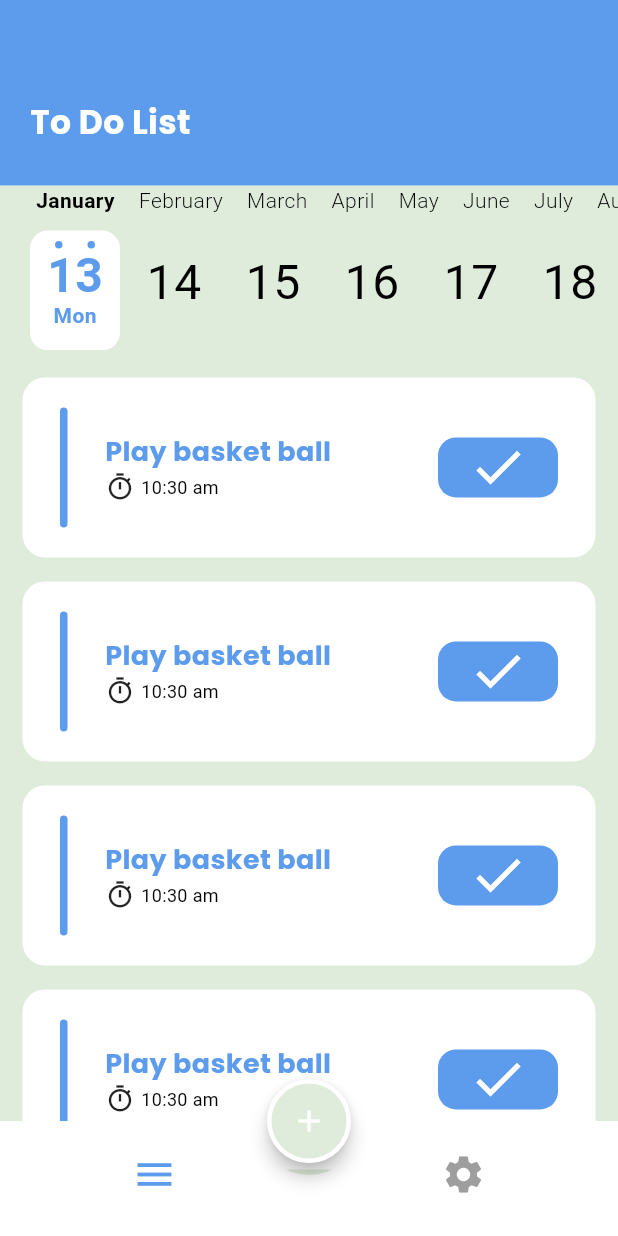
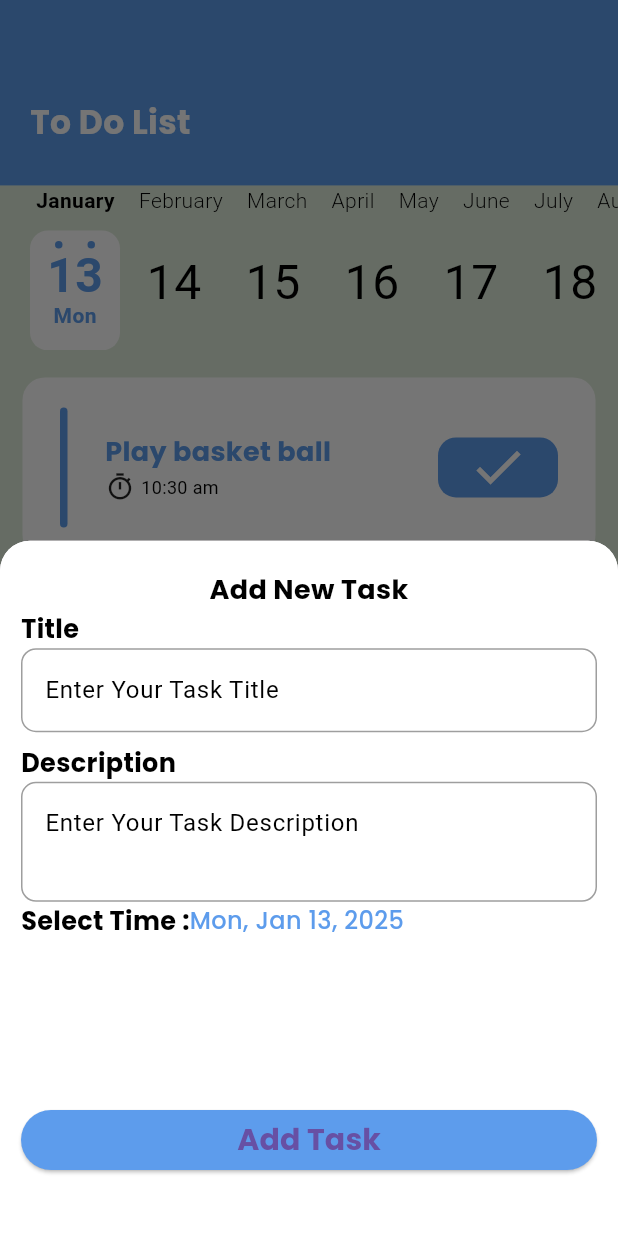
Before and after one commit to basmalahesham/todo-app, a Flutter app: the screen it shows after launch, after a tap on the "add" icon, on a phone screen of 412 x 824 dp. Run offline on Flutter 3.47's test engine with Material 3 defaults, Android fonts, the phone set to English and light mode, and no system bars; drawn by our look-alikes of calendar_timeline; our stand-ins replace bot_toast, cloud_firestore, firebase_core, flutter_easyloading, google_fonts; accounts and stored records are empty.

Commit message:
create show_add_task_bottom_sheet.dart

```diff
--- a/lib/layout/home_layout.dart
+++ b/lib/layout/home_layout.dart
@@ -1,4 +1,5 @@
 import 'package:flutter/material.dart';
+import 'package:untitled3/layout/widgets/show_add_task_bottom_sheet.dart';
 import 'package:untitled3/moduls/settings/settings_view.dart';
 import 'package:untitled3/moduls/tasks_list/tasks_list_view.dart';
 
@@ -24,7 +25,9 @@ class _HomeLayoutViewState extends State<HomeLayoutView> {
     return Scaffold(
       body: screens[selectedIndex],
       floatingActionButton: FloatingActionButton(
-        onPressed: () {},
+        onPressed: () {
+          showAddTasksBottomSheet();
+        },
         elevation: 5,
         tooltip: 'Increment',
         child: const Icon(
@@ -57,4 +60,18 @@ class _HomeLayoutViewState extends State<HomeLayoutView> {
       ),
     );
   }
+  showAddTasksBottomSheet() {
+    showModalBottomSheet(
+      context: context,
+      //isScrollControlled: true,
+      shape: const RoundedRectangleBorder(
+        borderRadius: BorderRadius.only(
+          topLeft: Radius.circular(20),
+          topRight: Radius.circular(20),
+        ),
+      ),
+      builder: (context) => const AddTaskBottomSheet(),
+    );
+  }
+
 }
--- /dev/null
+++ b/lib/layout/widgets/show_add_task_bottom_sheet.dart
@@ -0,0 +1,263 @@
+import 'package:flutter/material.dart';
+import 'package:flutter_easyloading/flutter_easyloading.dart';
+import 'package:google_fonts/google_fonts.dart';
+import 'package:intl/intl.dart';
+import 'package:untitled3/core/network_layer/firestore_utils.dart';
+import 'package:untitled3/core/services/snackbar_service.dart';
+import 'package:untitled3/core/theme/app_theme.dart';
+import 'package:untitled3/core/utils/my_date_time.dart';
+import 'package:untitled3/models/task_model.dart';
+
+class AddTaskBottomSheet extends StatefulWidget {
+  const AddTaskBottomSheet({super.key});
+
+  @override
+  State<AddTaskBottomSheet> createState() => _AddTaskBottomSheetState();
+}
+
+class _AddTaskBottomSheetState extends State<AddTaskBottomSheet> {
+  var formKey = GlobalKey<FormState>();
+  TextEditingController titleController = TextEditingController();
+  TextEditingController descriptionController = TextEditingController();
+
+  //TextEditingController dueDateController = TextEditingController();
+  DateTime selectedDate = DateTime.now();
+
+  @override
+  Widget build(BuildContext context) {
+    var mediaQuery = MediaQuery.of(context).size;
+    return Container(
+      decoration: const BoxDecoration(
+        color: Colors.white,
+        borderRadius: BorderRadius.only(
+          topLeft: Radius.circular(20),
+          topRight: Radius.circular(20),
+        ),
+      ),
+      child: Padding(
+        padding: const EdgeInsets.symmetric(horizontal: 14, vertical: 20),
+        child: Form(
+          key: formKey,
+          child: Padding(
+            padding: const EdgeInsets.only(bottom: 20.0),
+            child: Column(
+              crossAxisAlignment: CrossAxisAlignment.stretch,
+              children: [
+                Text(
+                  "Add New Task",
+                  textAlign: TextAlign.center,
+                  style: GoogleFonts.poppins(
+                    fontWeight: FontWeight.bold,
+                    fontSize: 18,
+                    color: Colors.black,
+                  ),
+                ),
+                SizedBox(
+                  height: mediaQuery.height * 0.001,
+                ),
+                Text(
+                  "Title",
+                  style: GoogleFonts.poppins(
+                    fontWeight: FontWeight.bold,
+                    fontSize: 17,
+                    color: Colors.black,
+                  ),
+                ),
+                SizedBox(
+                  height: mediaQuery.height * 0.001,
+                ),
+                TextFormField(
+                  controller: titleController,
+                  validator: (value) {
+                    if (value == null || value.trim().isEmpty) {
+                      return "Title can't be empty";
+                    } else if (value.length < 8) {
+                      return "Title must be at least 8 characters";
+                    } else {
+                      return null;
+                    }
+                  },
+                  decoration: InputDecoration(
+                    /*labelText: 'Title',
+                    labelStyle: GoogleFonts.poppins(
+                      fontWeight: FontWeight.bold,
+                      fontSize: 17,
+                    ),*/
+                    hintText: 'Enter Your Task Title',
+                    hintStyle: const TextStyle(
+                      color: Colors.black,
+                    ),
+                    focusedBorder: OutlineInputBorder(
+                      borderRadius: BorderRadius.circular(10),
+                      borderSide: const BorderSide(
+                        color: Colors.grey,
+                      ),
+                    ),
+                    enabledBorder: OutlineInputBorder(
+                      borderRadius: BorderRadius.circular(10),
+                      borderSide: const BorderSide(
+                        color: Colors.grey,
+                      ),
+                    ),
+                    errorBorder: OutlineInputBorder(
+                      borderRadius: BorderRadius.circular(10),
+                      borderSide: const BorderSide(
+                        color: Colors.red,
+                      ),
+                    ),
+                  ),
+                ),
+                SizedBox(
+                  height: mediaQuery.height * 0.01,
+                ),
+                Text(
+                  "Description",
+                  style: GoogleFonts.poppins(
+                    fontWeight: FontWeight.bold,
+                    fontSize: 17,
+                    color: Colors.black,
+                  ),
+                ),
+                SizedBox(
+                  height: mediaQuery.height * 0.001,
+                ),
+                TextFormField(
+                  controller: descriptionController,
+                  validator: (value) {
+                    if (value == null || value.trim().isEmpty) {
+                      return "Description can't be empty";
+                    } else {
+                      return null;
+                    }
+                  },
+                  minLines: 2,
+                  maxLines: 2,
+                  decoration: InputDecoration(
+                    /*labelText: 'Description',
+                    labelStyle: GoogleFonts.poppins(
+                      fontWeight: FontWeight.bold,
+                      fontSize: 17,
+                    ),*/
+                    hintText: 'Enter Your Task Description',
+                    hintStyle: const TextStyle(
+                      color: Colors.black,
+                    ),
+                    focusedBorder: OutlineInputBorder(
+                      borderRadius: BorderRadius.circular(10),
+                      borderSide: const BorderSide(
+                        color: Colors.grey,
+                      ),
+                    ),
+                    enabledBorder: OutlineInputBorder(
+                      borderRadius: BorderRadius.circular(10),
+                      borderSide: const BorderSide(
+                        color: Colors.grey,
+                      ),
+                    ),
+                    errorBorder: OutlineInputBorder(
+                      borderRadius: BorderRadius.circular(10),
+                      borderSide: const BorderSide(
+                        color: Colors.red,
+                      ),
+                    ),
+                  ),
+                ),
+                SizedBox(
+                  height: mediaQuery.height * 0.001,
+                ),
+                Row(
+                  children: [
+                    Text(
+                      "Select Time :",
+                      style: GoogleFonts.poppins(
+                        fontWeight: FontWeight.bold,
+                        fontSize: 17,
+                        color: Colors.black,
+                      ),
+                    ),
+                    InkWell(
+                      onTap: () {
+                        selectDateTime();
+                      },
+                      child: Text(
+                        (DateFormat.yMMMEd().format(selectedDate)),
+                        //"${selectedDate.day} - ${selectedDate.month} - ${selectedDate.year}",
+                        textAlign: TextAlign.center,
+                        style: GoogleFonts.poppins(
+                          fontWeight: FontWeight.w500,
+                          fontSize: 16,
+                          color: AppTheme.primaryColor,
+                        ),
+                      ),
+                    ),
+                  ],
+                ),
+                const Spacer(),
+                ElevatedButton(
+                  style: ElevatedButton.styleFrom(
+                    backgroundColor: AppTheme.primaryColor,
+                  ),
+                  onPressed: () {
+                    addTask();
+                    Navigator.pop(context);
+                  },
+                  child: Text(
+                    "Add Task",
+                    style: GoogleFonts.poppins(
+                      fontWeight: FontWeight.bold,
+                      fontSize: 20,
+                    ),
+                  ),
+                ),
+              ],
+            ),
+          ),
+        ),
+      ),
+    );
+  }
+
+  selectDateTime() async {
+    // select date
+    // day month year
+    var currentDate = await showDatePicker(
+      context: context,
+      initialDate: selectedDate,
+      firstDate: DateTime.now(),
+      lastDate: DateTime.now().add(
+        const Duration(days: 365),
+      ),
+    );
+    if (currentDate == null) {
+      return;
+    }
+    selectedDate = currentDate;
+    setState(() {});
+  }
+
+  void addTask() async {
+    if (formKey.currentState!.validate()) {
+      TaskModel taskModel = TaskModel(
+        title: titleController.text,
+        description: descriptionController.text,
+        isDone: false,
+        dateTime:
+            (MyDateTime.externalDateOnly(selectedDate)).millisecondsSinceEpoch,
+        //dateTime: selectedDate.millisecondsSinceEpoch,
+        //dateTime: MyDateTime.externalDateOnly(selectedDate),
+      );
+
+      try {
+        EasyLoading.show();
+        await FirestoreUtils.addTask(taskModel);
+        EasyLoading.dismiss();
+        SnackBarService.showSuccessMessage('Task added successfully');
+        Navigator.pop(context);
+      } catch (e) {
+        EasyLoading.dismiss();
+        SnackBarService.showErrorMessage('Task added failed');
+        Navigator.pop(context);
+      }
+    }
+  }
+}
```
